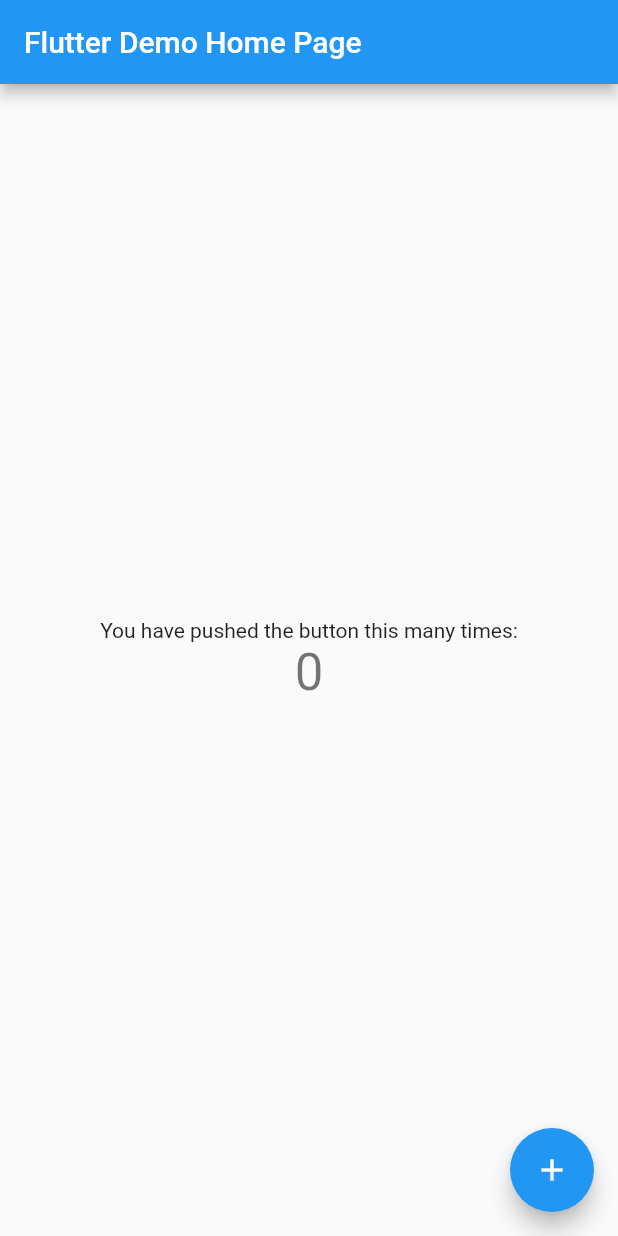
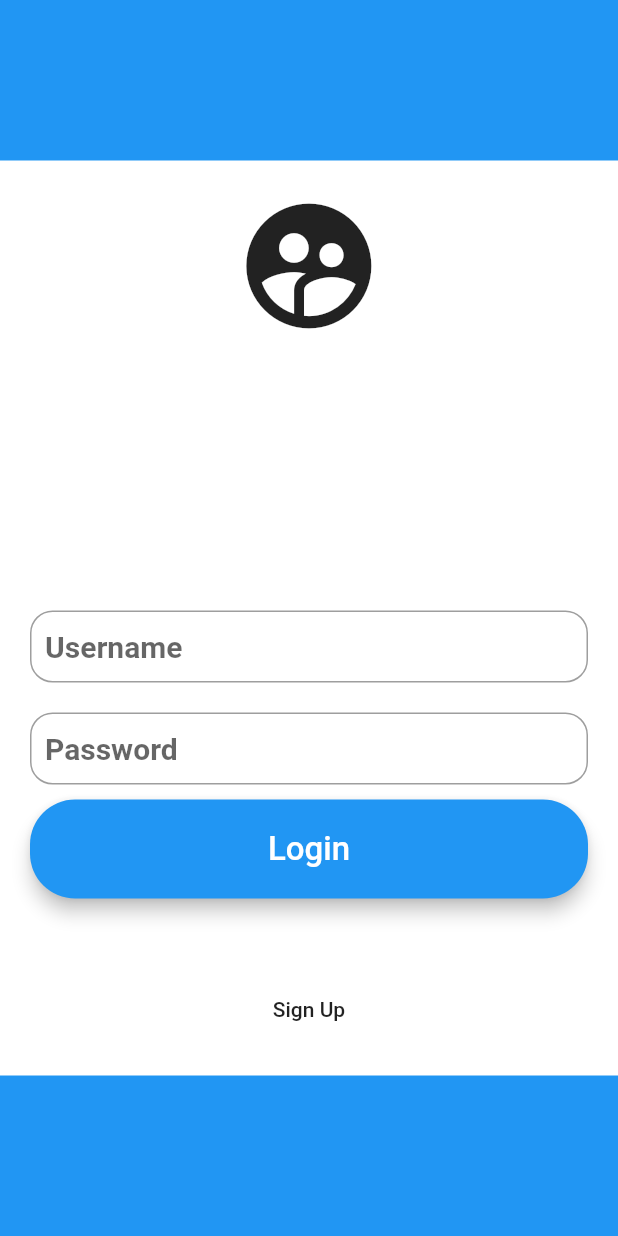
Before and after one commit to elmissouri16/my_notes, a Flutter app: the screen it shows after launch, on a phone screen of 412 x 824 dp. Run offline on Flutter 3.47's test engine with Material 2 defaults, Android fonts, the phone set to English and light mode, and no system bars; our stand-ins replace beamer, firebase_auth, firebase_core, flutter_riverpod, riverpod; accounts and stored records are empty.

Commit message:
implement basic login page , also add firebase auth with riverpod , still not working properly but its wip

```diff
--- /dev/null
+++ b/lib/Pages/auth_checker.dart
@@ -0,0 +1,32 @@
+import 'package:flutter/material.dart';
+import 'package:flutter_riverpod/flutter_riverpod.dart';
+import 'package:my_notes/Pages/error_screen.dart';
+import 'package:my_notes/Pages/home_page.dart';
+import 'package:my_notes/Pages/loading_screen.dart';
+import 'package:my_notes/Pages/login_page.dart';
+import 'package:my_notes/Providers/login_provider.dart';
+
+class AuthChecker extends ConsumerWidget {
+  const AuthChecker({Key? key}) : super(key: key);
+
+  //  Notice here we aren't using stateless/statefull widget. Instead we are using
+  //  a custom widget that is a consumer of the state.
+  //  So if any data changes in the state, the widget will be updated.
+
+  @override
+  Widget build(BuildContext context, WidgetRef ref) {
+    //  now the build method takes a new paramaeter ScopeReader.
+    //  this object will be used to access the provider.
+
+    //  now the following variable contains an asyncValue so now we can use .when method
+    //  to imply the condition
+    final _authState = ref.watch(authStateProvider);
+    return _authState.when(
+        data: (data) {
+          if (data != null) return const HomePage();
+          return const LoginScreen();
+        },
+        loading: () => const LoadingScreen(),
+        error: (e, trace) => ErrorScreen(e, trace));
+  }
+}
--- /dev/null
+++ b/lib/Pages/login_page.dart
@@ -0,0 +1,119 @@
+import 'package:beamer/beamer.dart';
+import 'package:flutter/material.dart';
+import 'package:flutter_riverpod/flutter_riverpod.dart';
+import 'package:my_notes/Providers/login_provider.dart';
+
+TextStyle myStyle = const TextStyle(fontSize: 20, fontWeight: FontWeight.bold);
+
+class LoginScreen extends StatefulWidget {
+  const LoginScreen({Key? key}) : super(key: key);
+
+  @override
+  _LoginScreenState createState() => _LoginScreenState();
+}
+
+class _LoginScreenState extends State<LoginScreen> {
+  static const routename = '/login_page';
+
+  late String username;
+  late String password;
+  @override
+  Widget build(BuildContext context) {
+    final usernameField = TextField(
+      onChanged: (val) {
+        setState(() {
+          username = val;
+        });
+      },
+      style: myStyle,
+      decoration: InputDecoration(
+          contentPadding: const EdgeInsets.all(10),
+          hintText: "Username",
+          border:
+              OutlineInputBorder(borderRadius: BorderRadius.circular(15.0))),
+    );
+
+    // ignore: non_constant_identifier_names
+    final PasswordField = TextField(
+      onChanged: (val) {
+        setState(() {
+          password = val;
+        });
+      },
+      obscureText: true,
+      style: myStyle,
+      decoration: InputDecoration(
+          contentPadding: const EdgeInsets.all(10),
+          hintText: "Password",
+          border:
+              OutlineInputBorder(borderRadius: BorderRadius.circular(15.0))),
+    );
+
+    return Scaffold(
+        backgroundColor: Colors.blue,
+        body: Consumer(builder: (context, ref, _) {
+          final _auth = ref.watch(authenticationProvider);
+
+          return Center(
+            child: Container(
+              color: Colors.white,
+              child: Padding(
+                padding: const EdgeInsets.all(20),
+                child: SingleChildScrollView(
+                  child: Column(
+                    mainAxisAlignment: MainAxisAlignment.center,
+                    children: [
+                      const Icon(
+                        Icons.supervised_user_circle,
+                        size: 100,
+                      ),
+                      const SizedBox(
+                        height: 180,
+                      ),
+                      usernameField,
+                      const SizedBox(
+                        height: 20,
+                      ),
+                      PasswordField,
+                      const SizedBox(
+                        height: 10,
+                      ),
+                      Material(
+                          elevation: 5.0,
+                          borderRadius: BorderRadius.circular(30.0),
+                          color: Colors.blue,
+                          child: MaterialButton(
+                            minWidth: MediaQuery.of(context).size.width,
+                            padding: const EdgeInsets.all(20),
+                            onPressed: () async {
+                              await _auth
+                                  .signInWithEmailAndPassword(
+                                      email: username, password: password)
+                                  .whenComplete(() => _auth.authStateChange
+                                          .listen((event) async {
+                                        if (event == null) {
+                                          return;
+                                        }
+                                      }));
+                              Beamer.of(context).beamToNamed('/home');
+                            },
+                            child: const Text(
+                              'Login',
+                              style:
+                                  TextStyle(color: Colors.white, fontSize: 22),
+                            ),
+                          )),
+                      const SizedBox(
+                        height: 50,
+                      ),
+                      MaterialButton(
+                          onPressed: () => {}, child: const Text("Sign Up"))
+                    ],
+                  ),
+                ),
+              ),
+            ),
+          );
+        }));
+  }
+}
--- /dev/null
+++ b/lib/Providers/login_provider.dart
@@ -0,0 +1,36 @@
+import 'package:firebase_auth/firebase_auth.dart';
+import 'package:flutter/material.dart';
+import 'package:riverpod/riverpod.dart';
+
+// from https://github.com/2002Bishwajeet/authentication_riverpod
+class Authentication {
+  FirebaseAuth _auth = FirebaseAuth.instance;
+  Stream<User?> get authStateChange => _auth.authStateChanges();
+  Future<void> signInWithEmailAndPassword({
+    required String email,
+    required String password,
+  }) async {
+    try {
+      await _auth.signInWithEmailAndPassword(email: email, password: password);
+    } on FirebaseAuthException catch (e) {
+      // TODO: Handle error
+      print(e.code);
+    }
+  }
+
+  Future<void> signOut() async {
+    await _auth.signOut();
+  }
+}
+
+final authenticationProvider = Provider<Authentication>((ref) {
+  return Authentication();
+});
+
+final authStateProvider = StreamProvider<User?>((ref) {
+  return ref.read(authenticationProvider).authStateChange;
+});
+
+final fireBaseAuthProvider = Provider<FirebaseAuth>((ref) {
+  return FirebaseAuth.instance;
+});
--- a/lib/main.dart
+++ b/lib/main.dart
@@ -1,115 +1,42 @@
 import 'package:flutter/material.dart';
+import 'package:flutter_riverpod/flutter_riverpod.dart';
+import 'package:firebase_core/firebase_core.dart';
+import 'package:my_notes/Pages/auth_checker.dart';
+import 'package:my_notes/Pages/error_screen.dart';
+import 'package:my_notes/Pages/loading_screen.dart';
 
 void main() {
-  runApp(const MyApp());
+  WidgetsFlutterBinding.ensureInitialized();
+
+  runApp(const ProviderScope(child: MyApp()));
 }
+
+final firebaseinitializerProvider = FutureProvider<FirebaseApp>((ref) async {
+  return await Firebase.initializeApp();
+});
 
 class MyApp extends StatelessWidget {
   const MyApp({Key? key}) : super(key: key);
-
-  // This widget is the root of your application.
   @override
   Widget build(BuildContext context) {
+    return const MaterialApp(home: Home());
+  }
+}
+
+class Home extends ConsumerWidget {
+  const Home({Key? key}) : super(key: key);
+
+  @override
+  Widget build(BuildContext context, WidgetRef ref) {
+    final initialize = ref.watch(firebaseinitializerProvider);
     return MaterialApp(
-      title: 'Flutter Demo',
-      theme: ThemeData(
-        // This is the theme of your application.
-        //
-        // Try running your application with "flutter run". You'll see the
-        // application has a blue toolbar. Then, without quitting the app, try
-        // changing the primarySwatch below to Colors.green and then invoke
-        // "hot reload" (press "r" in the console where you ran "flutter run",
-        // or simply save your changes to "hot reload" in a Flutter IDE).
-        // Notice that the counter didn't reset back to zero; the application
-        // is not restarted.
-        primarySwatch: Colors.blue,
-      ),
-      home: const MyHomePage(title: 'Flutter Demo Home Page'),
+      debugShowCheckedModeBanner: false,
+      home: initialize.when(
+          data: (data) {
+            return const AuthChecker();
+          },
+          loading: () => const LoadingScreen(),
+          error: (e, stackTrace) => ErrorScreen(e, stackTrace)),
     );
   }
 }
-
-class MyHomePage extends StatefulWidget {
-  const MyHomePage({Key? key, required this.title}) : super(key: key);
-
-  // This widget is the home page of your application. It is stateful, meaning
-  // that it has a State object (defined below) that contains fields that affect
-  // how it looks.
-
-  // This class is the configuration for the state. It holds the values (in this
-  // case the title) provided by the parent (in this case the App widget) and
-  // used by the build method of the State. Fields in a Widget subclass are
-  // always marked "final".
-
-  final String title;
-
-  @override
-  State<MyHomePage> createState() => _MyHomePageState();
-}
-
-class _MyHomePageState extends State<MyHomePage> {
-  int _counter = 0;
-
-  void _incrementCounter() {
-    setState(() {
-      // This call to setState tells the Flutter framework that something has
-      // changed in this State, which causes it to rerun the build method below
-      // so that the display can reflect the updated values. If we changed
-      // _counter without calling setState(), then the build method would not be
-      // called again, and so nothing would appear to happen.
-      _counter++;
-    });
-  }
-
-  @override
-  Widget build(BuildContext context) {
-    // This method is rerun every time setState is called, for instance as done
-    // by the _incrementCounter method above.
-    //
-    // The Flutter framework has been optimized to make rerunning build methods
-    // fast, so that you can just rebuild anything that needs updating rather
-    // than having to individually change instances of widgets.
-    return Scaffold(
-      appBar: AppBar(
-        // Here we take the value from the MyHomePage object that was created by
-        // the App.build method, and use it to set our appbar title.
-        title: Text(widget.title),
-      ),
-      body: Center(
-        // Center is a layout widget. It takes a single child and positions it
-        // in the middle of the parent.
-        child: Column(
-          // Column is also a layout widget. It takes a list of children and
-          // arranges them vertically. By default, it sizes itself to fit its
-          // children horizontally, and tries to be as tall as its parent.
-          //
-          // Invoke "debug painting" (press "p" in the console, choose the
-          // "Toggle Debug Paint" action from the Flutter Inspector in Android
-          // Studio, or the "Toggle Debug Paint" command in Visual Studio Code)
-          // to see the wireframe for each widget.
-          //
-          // Column has various properties to control how it sizes itself and
-          // how it positions its children. Here we use mainAxisAlignment to
-          // center the children vertically; the main axis here is the vertical
-          // axis because Columns are vertical (the cross axis would be
-          // horizontal).
-          mainAxisAlignment: MainAxisAlignment.center,
-          children: <Widget>[
-            const Text(
-              'You have pushed the button this many times:',
-            ),
-            Text(
-              '$_counter',
-              style: Theme.of(context).textTheme.headline4,
-            ),
-          ],
-        ),
-      ),
-      floatingActionButton: FloatingActionButton(
-        onPressed: _incrementCounter,
-        tooltip: 'Increment',
-        child: const Icon(Icons.add),
-      ), // This trailing comma makes auto-formatting nicer for build methods.
-    );
-  }
-}
```
Also changed, not shown: lib/Config/beam_location.dart (added, +30 -0 lines), lib/Pages/error_screen.dart (added, +25 -0 lines), lib/Pages/home_page.dart (added, +46 -0 lines), lib/Pages/loading_screen.dart (added, +14 -0 lines), pubspec.yaml (+8 -72 lines), pubspec.lock, 8 other files.
